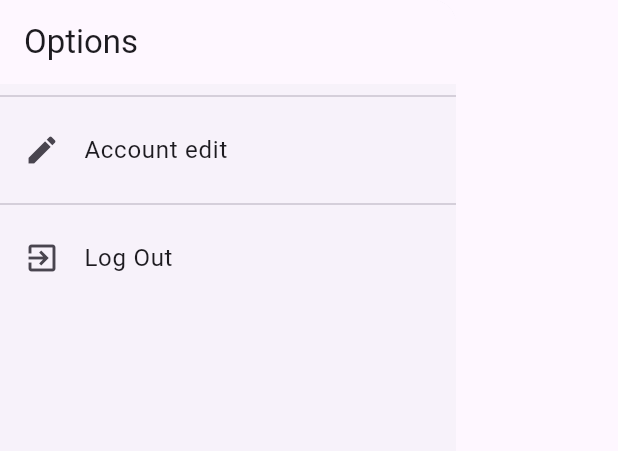
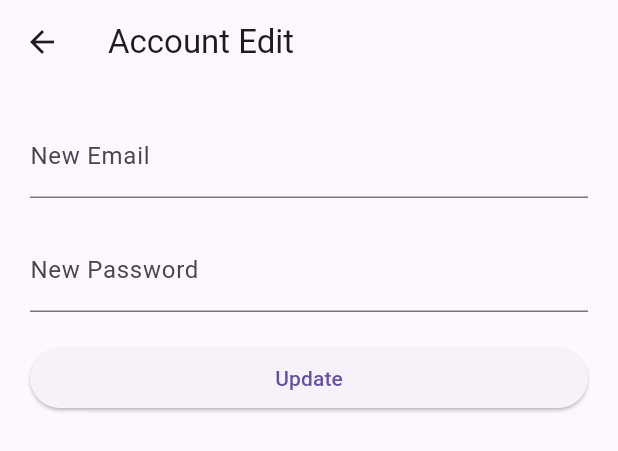
Before and after one commit to ShinIchi1209/CT484-Project-NHCongTru, a Flutter app: the AppDrawer widget shown alone on an empty page, opened directly, after a tap on "Account edit", on a phone screen of 412 x 824 dp. Shown: the top 451 px of the screen. Run offline on Flutter 3.47's test engine with Material 3 defaults, Android fonts, the phone set to English and light mode, and no system bars.

Commit message:
sua chua them

```diff
--- a/lib/main.dart
+++ b/lib/main.dart
@@ -1,6 +1,7 @@
 import 'package:flutter/material.dart';
 import 'package:flutter/services.dart';
 import './screens/home.dart';
+import './screens/account_edit.dart'; // Import màn hình Account Edit
 
 void main() {
   runApp(const MyApp());
@@ -9,7 +10,6 @@ void main() {
 class MyApp extends StatelessWidget {
   const MyApp({Key? key}) : super(key: key);
 
-  // This widget is the root of your application.
   @override
   Widget build(BuildContext context) {
     SystemChrome.setSystemUIOverlayStyle(
@@ -17,7 +17,11 @@ class MyApp extends StatelessWidget {
     return MaterialApp(
       debugShowCheckedModeBanner: false,
       title: 'ToDo App',
-      home: Home(),
+      routes: {
+        '/': (ctx) => Home(),
+        '/accountEdit': (ctx) => AccountEdit(),
+      },
+      initialRoute: '/',
     );
   }
 }
--- /dev/null
+++ b/lib/screens/account_edit.dart
@@ -0,0 +1,61 @@
+import 'package:flutter/material.dart';
+
+class AccountEdit extends StatefulWidget {
+  static const routeName = '/accountEdit';
+
+  @override
+  _AccountEditState createState() => _AccountEditState();
+}
+
+class _AccountEditState extends State<AccountEdit> {
+  String _email = '';
+  String _password = '';
+
+  @override
+  Widget build(BuildContext context) {
+    return Scaffold(
+      appBar: AppBar(
+        title: Text('Account Edit'),
+      ),
+      body: SingleChildScrollView(
+        child: Padding(
+          padding: const EdgeInsets.all(20.0),
+          child: Column(
+            crossAxisAlignment: CrossAxisAlignment.stretch,
+            children: <Widget>[
+              TextField(
+                decoration: InputDecoration(
+                  labelText: 'New Email',
+                ),
+                onChanged: (value) {
+                  setState(() {
+                    _email = value;
+                  });
+                },
+              ),
+              SizedBox(height: 20),
+              TextField(
+                decoration: InputDecoration(
+                  labelText: 'New Password',
+                ),
+                onChanged: (value) {
+                  setState(() {
+                    _password = value;
+                  });
+                },
+                obscureText: true,
+              ),
+              SizedBox(height: 20),
+              ElevatedButton(
+                onPressed: () {
+                  // Thực hiện cập nhật thông tin
+                },
+                child: Text('Update'),
+              ),
+            ],
+          ),
+        ),
+      ),
+    );
+  }
+}
--- a/lib/screens/home.dart
+++ b/lib/screens/home.dart
@@ -206,7 +206,7 @@ class _HomeState extends State<Home> {
           width: 40,
           child: ClipRRect(
             borderRadius: BorderRadius.circular(20),
-            child: Image.asset('assets/avatar.jpg'),
+            child: Image.asset('assets/images/avatar.jpg'),
           ),
         ),
       ]),
--- a/lib/shared/app_drawer.dart
+++ b/lib/shared/app_drawer.dart
@@ -1,3 +1,4 @@
+import 'package:ct484_project/screens/account_edit.dart';
 import 'package:flutter/material.dart';
 
 class AppDrawer extends StatelessWidget {
@@ -14,13 +15,12 @@ class AppDrawer extends StatelessWidget {
           ),
           const Divider(),
           ListTile(
-            leading: const Icon(Icons.edit),
-            title: const Text('Account edit'),
-            onTap: () {
-              Navigator.of(context);
-              // .pushReplacementNamed(UserProductsScreen.routeName);
-            },
-          ),
+              leading: const Icon(Icons.edit),
+              title: const Text('Account edit'),
+              onTap: () {
+                Navigator.of(context)
+                    .pushReplacementNamed(AccountEdit.routeName);
+              }),
           const Divider(),
           ListTile(
             leading: const Icon(Icons.exit_to_app),
--- a/pubspec.yaml
+++ b/pubspec.yaml
@@ -20,3 +20,5 @@ dev_dependencies:
 
 flutter:
   uses-material-design: true
+  assets:
+    - assets/images/avatar.jpg
```
Also changed, not shown: assets/images/avatar.jpg (renamed from lib/assets/avatar.jpg).
